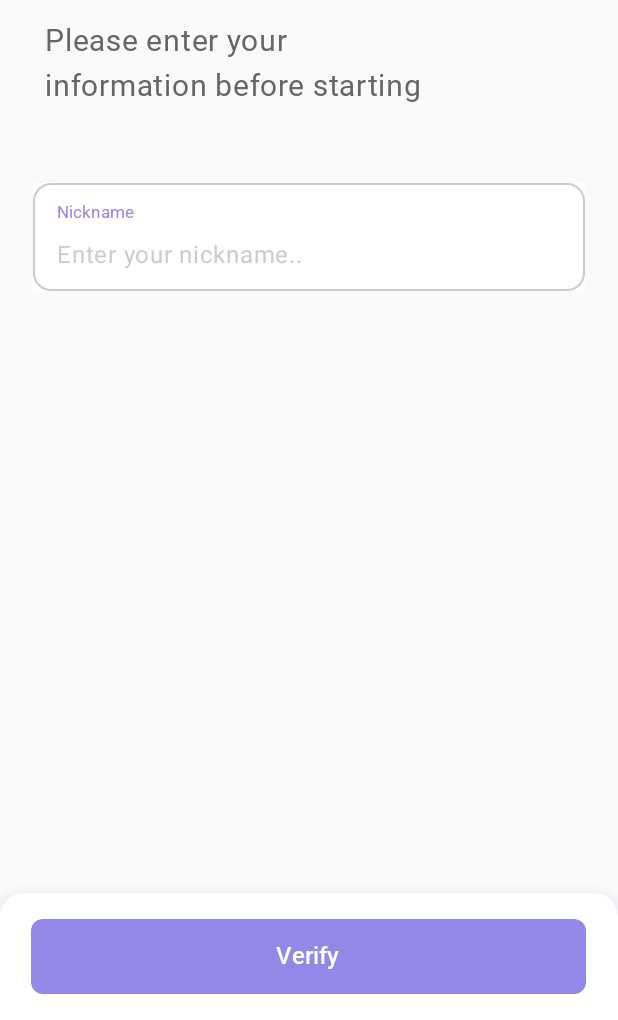
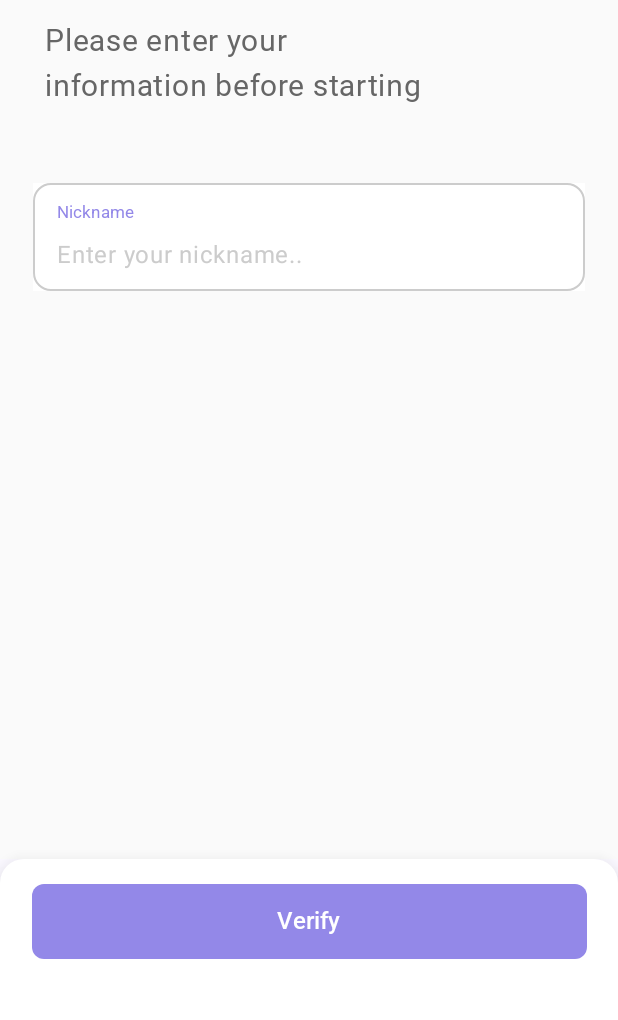
Before and after one commit to we-are-crack/baeuja, an Android app built with Jetpack Compose: the join screen opened through its navigation route, on a phone screen of 412 x 824 dp, the part 216-1236 px from its top. Run offline under Robolectric (Android 15) with nearby library versions, the phone set to English and light mode, and no system bars; our stand-ins replace constraintlayout-compose; Roboto replaces fonts that are not available here.

Commit message:
Refactor: 커스텀 하단버튼바 분리

```diff
--- a/android/baeuja/app/src/main/java/com/eello/baeuja/MainScreen.kt
+++ b/android/baeuja/app/src/main/java/com/eello/baeuja/MainScreen.kt
@@ -1,19 +1,36 @@
+import android.widget.Toast
 import androidx.compose.foundation.layout.padding
 import androidx.compose.material3.Scaffold
 import androidx.compose.runtime.Composable
 import androidx.compose.runtime.getValue
 import androidx.compose.ui.Modifier
+import androidx.compose.ui.platform.LocalContext
 import androidx.navigation.NavHostController
 import androidx.navigation.compose.currentBackStackEntryAsState
 import com.eello.baeuja.ui.AppNavigation
 import com.eello.baeuja.ui.component.BottomNavigationContent
+import com.eello.baeuja.ui.component.OneButtonBottomBar
 
 @Composable
 fun MainScreen(navController: NavHostController) {
     val navBackStackEntry by navController.currentBackStackEntryAsState()
-
+    val currentRoute = navBackStackEntry?.destination?.route
+    val context = LocalContext.current
     Scaffold(
         bottomBar = {
+            when(currentRoute) {
+                "splash", "login" -> {}
+
+                "join" -> {
+                    OneButtonBottomBar(onClick = {
+                        Toast.makeText(
+                            context, "click button",
+                            Toast.LENGTH_SHORT
+                        ).show()
+                    })
+                }
+
+                else -> {
                     BottomNavigationContent(
                         navBackStackEntry = navBackStackEntry,
                         onNavigate = { route ->
@@ -28,6 +45,8 @@ fun MainScreen(navController: NavHostController) {
                         }
                     )
                 }
+            }
+        }
     ) { innerPadding ->
         AppNavigation(
             navController = navController,
--- a/android/baeuja/app/src/main/java/com/eello/baeuja/ui/AppNavigation.kt
+++ b/android/baeuja/app/src/main/java/com/eello/baeuja/ui/AppNavigation.kt
@@ -20,7 +20,7 @@ import com.eello.baeuja.ui.screen.ProfileInputScreen
 fun AppNavigation(navController: NavHostController, modifier: Modifier = Modifier) {
     NavHost(
         navController = navController,
-        startDestination = "join",
+        startDestination = "splash",
         modifier = modifier
     ) {
         composable("splash") { SplashScreen(navController) }
--- a/android/baeuja/app/src/main/java/com/eello/baeuja/ui/component/BottomNavigationContent.kt
+++ b/android/baeuja/app/src/main/java/com/eello/baeuja/ui/component/BottomNavigationContent.kt
@@ -34,7 +34,7 @@ fun BottomNavigationContent(
     navBackStackEntry: NavBackStackEntry?,
     onNavigate: (String) -> Unit = {}
 ) {
-    val currentRoute = navBackStackEntry?.destination?.route ?: "login"
+    val currentRoute = navBackStackEntry?.destination?.route
     NavigationBar (
         modifier = Modifier
             .shadow(16.dp, RoundedCornerShape(topStart = 16.dp, topEnd = 16.dp), clip = false)
@@ -42,38 +42,6 @@ fun BottomNavigationContent(
         containerColor = Color.White,
         tonalElevation = 0.dp
     ) {
-        when (currentRoute) {
-            "login", "join" -> {
-                NavigationBarItem(
-                    icon = {
-                        Button(
-                            onClick = {
-
-                            },
-                            modifier = Modifier.size(370.dp, 50.dp),
-                            content = {
-                                Row {
-                                    Text(
-                                        text = "Verify",
-                                        fontFamily = RobotoFamily,
-                                        fontWeight = FontWeight.Medium,
-                                        fontSize = 16.sp,
-                                        lineHeight = 22.sp,
-                                        color = Color.White
-                                    )
-                                }
-                            },
-                            colors = ButtonDefaults.buttonColors(Color(0xFF9388e8)),
-                            shape = RoundedCornerShape(8.dp)
-                        )
-                    },
-                    label = { Text("로그인") },
-                    selected = false,
-                    onClick = { /* 로그인 전용 동작 */ },
-                    alwaysShowLabel = false
-                )
-            }
-            else -> {
         val items = listOf(
             BottomNavItem("Learning", Icons.Filled.School, "learning"),
             BottomNavItem("Bookmark", Icons.Filled.Bookmark, "bookmark"),
@@ -96,8 +64,6 @@ fun BottomNavigationContent(
         }
     }
 }
-    }
-}
 
 data class BottomNavItem(
     val label: String,
--- /dev/null
+++ b/android/baeuja/app/src/main/java/com/eello/baeuja/ui/component/OneButtonBottomBar.kt
@@ -0,0 +1,72 @@
+package com.eello.baeuja.ui.component
+
+import androidx.compose.foundation.layout.Box
+import androidx.compose.foundation.layout.fillMaxWidth
+import androidx.compose.foundation.layout.height
+import androidx.compose.foundation.layout.padding
+import androidx.compose.foundation.layout.size
+import androidx.compose.foundation.shape.RoundedCornerShape
+import androidx.compose.material3.Button
+import androidx.compose.material3.ButtonDefaults
+import androidx.compose.material3.Surface
+import androidx.compose.material3.Text
+import androidx.compose.runtime.Composable
+import androidx.compose.ui.Alignment
+import androidx.compose.ui.Modifier
+import androidx.compose.ui.draw.clip
+import androidx.compose.ui.draw.shadow
+import androidx.compose.ui.graphics.Color
+import androidx.compose.ui.text.font.FontWeight
+import androidx.compose.ui.tooling.preview.Preview
+import androidx.compose.ui.unit.dp
+import androidx.compose.ui.unit.sp
+import com.eello.baeuja.ui.theme.BaujaTheme
+import com.eello.baeuja.ui.theme.RobotoFamily
+
+private val NavigationBarHeight = 107.dp
+private val NavigationBarItemHeight = 83.dp
+
+@Composable
+fun OneButtonBottomBar(buttonText: String = "Verify", onClick: () -> Unit) {
+    Surface(
+        modifier = Modifier
+            .fillMaxWidth()
+            .height(NavigationBarHeight)
+            .shadow(16.dp, RoundedCornerShape(topStart = 16.dp, topEnd = 16.dp), clip = false)
+            .clip(RoundedCornerShape(topStart = 16.dp, topEnd = 16.dp)),
+        color = Color.White
+    ) {
+        Box(
+            modifier = Modifier
+                .fillMaxWidth()
+                .height(NavigationBarItemHeight)
+                .padding(bottom = 24.dp),
+        ) {
+            Button(
+                onClick = onClick,
+                modifier = Modifier
+                    .size(370.dp, 50.dp)
+                    .align(Alignment.Center),
+                shape = RoundedCornerShape(8.dp),
+                colors = ButtonDefaults.buttonColors(Color(0xFF9388e8))
+            ) {
+                Text(
+                    text = buttonText,
+                    fontFamily = RobotoFamily,
+                    fontWeight = FontWeight.Medium,
+                    fontSize = 16.sp,
+                    lineHeight = 22.sp,
+                    color = Color.White
+                )
+            }
+        }
+    }
+}
+
+@Preview(showBackground = true)
+@Composable
+fun PreviewOneButtonBottomBar() {
+    BaujaTheme {
+        OneButtonBottomBar(onClick = {})
+    }
+}
```
Also changed, not shown: android/baeuja/app/src/main/java/com/eello/baeuja/MainActivity.kt (+0 -10 lines). Lines whose indentation alone changed are shown as unchanged.
